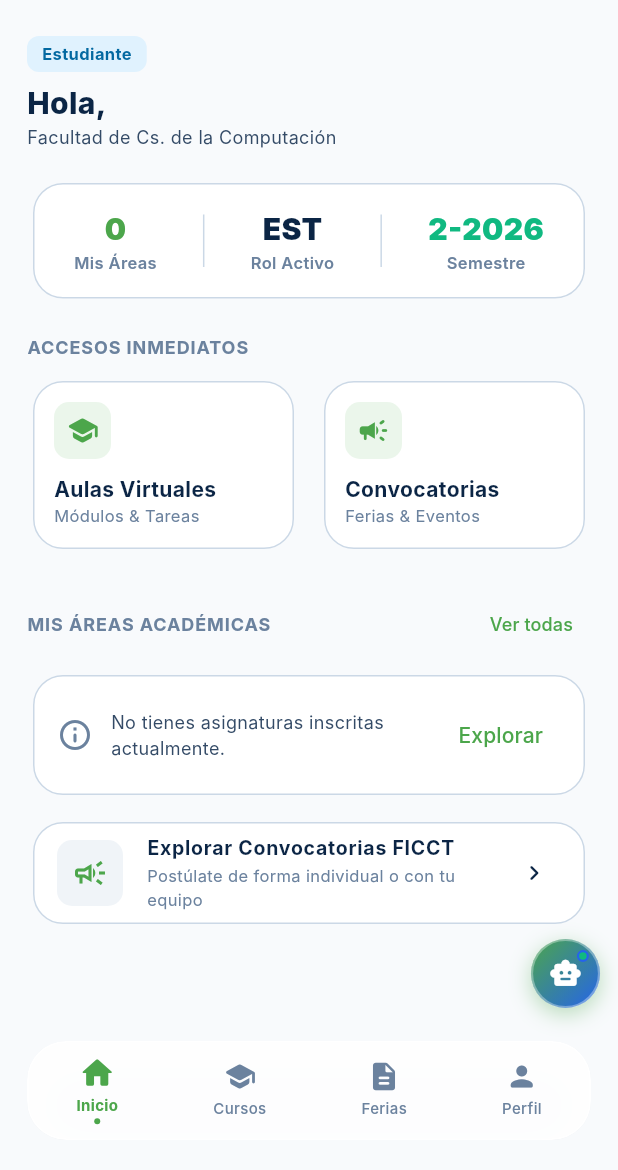
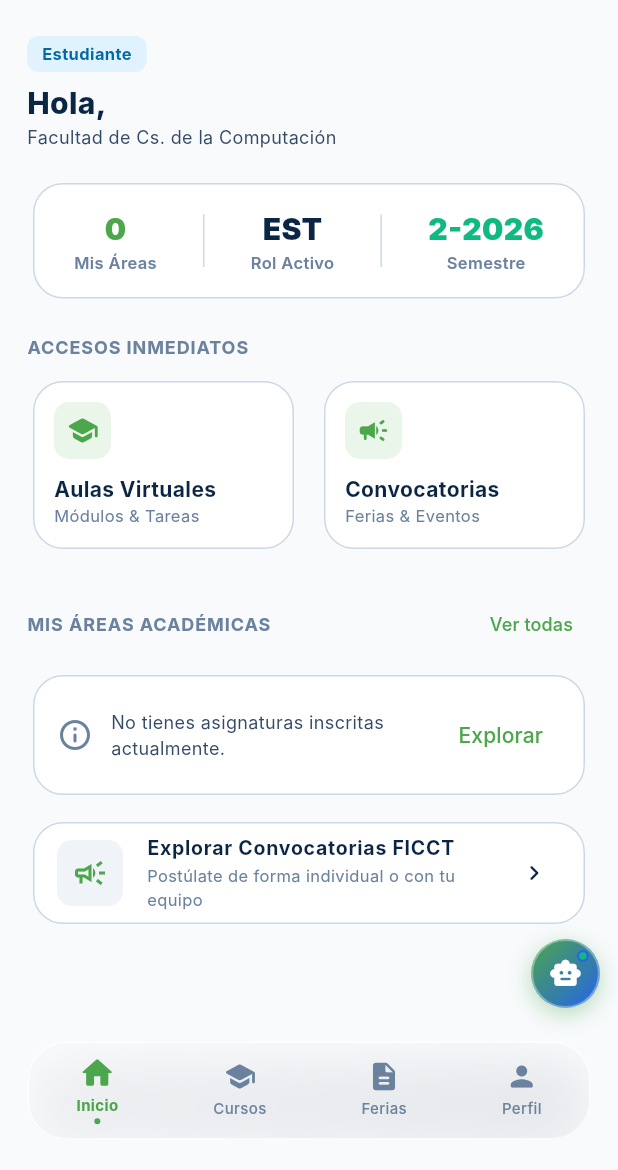
Before and after one commit to Dxnxxl369/InvestigacionFicct, a Flutter app: the screen it shows after launch, after a tap on "Iniciar Sesión", on a phone screen of 412 x 824 dp, the part 66-1236 px from its top. Run offline on Flutter 3.47's test engine with Material 3 defaults, Android fonts, the phone set to English and light mode, and no system bars; our stand-ins replace file_picker, firebase_core, firebase_messaging, flutter_local_notifications, share_plus, shared_preferences and 1 more; missing offline and left inert: flutter_pdfview; accounts and stored records are empty; network calls fail; Roboto replaces fonts that are missing (Inter).

Commit message:
fix(mobile): make LiquidNavbar truly translucent glass and fix bubble expand transition

```diff
--- a/mobile/lib/widgets/copiloto_bubble_overlay.dart
+++ b/mobile/lib/widgets/copiloto_bubble_overlay.dart
@@ -102,8 +102,9 @@ class _CopilotoBubbleOverlayState extends State<CopilotoBubbleOverlay>
 
     Navigator.of(context).push(
       PageRouteBuilder(
-        transitionDuration: const Duration(milliseconds: 300),
-        reverseTransitionDuration: const Duration(milliseconds: 240),
+        opaque: false,
+        transitionDuration: const Duration(milliseconds: 280),
+        reverseTransitionDuration: const Duration(milliseconds: 220),
         pageBuilder: (_, __, ___) => CopilotoFullscreenScreen(
           userRole: widget.userRole,
           userName: widget.userName,
@@ -120,7 +121,7 @@ class _CopilotoBubbleOverlayState extends State<CopilotoBubbleOverlay>
           return FadeTransition(
             opacity: curved,
             child: ScaleTransition(
-              scale: Tween<double>(begin: 0.12, end: 1.0).animate(curved),
+              scale: Tween<double>(begin: 0.22, end: 1.0).animate(curved),
               alignment: originAlignment,
               child: child,
             ),
--- a/mobile/lib/widgets/liquid_navbar.dart
+++ b/mobile/lib/widgets/liquid_navbar.dart
@@ -28,19 +28,29 @@ class LiquidNavbar extends StatelessWidget {
       child: ClipRRect(
         borderRadius: BorderRadius.circular(26),
         child: BackdropFilter(
-          filter: ImageFilter.blur(sigmaX: 8, sigmaY: 8),
+          filter: ImageFilter.blur(sigmaX: 20, sigmaY: 20),
           child: Container(
             height: 66,
             decoration: BoxDecoration(
-              color: isDark
-                  ? const Color(0xEB131B2E)
-                  : const Color(0xF0FFFFFF),
+              gradient: LinearGradient(
+                begin: Alignment.topLeft,
+                end: Alignment.bottomRight,
+                colors: isDark
+                    ? [
+                        const Color(0xFF131B2E).withValues(alpha: 0.52),
+                        const Color(0xFF0F172A).withValues(alpha: 0.34),
+                      ]
+                    : [
+                        Colors.white.withValues(alpha: 0.48),
+                        Colors.white.withValues(alpha: 0.26),
+                      ],
+              ),
               borderRadius: BorderRadius.circular(26),
               border: Border.all(
                 color: isDark
-                    ? Colors.white.withValues(alpha: 0.12)
-                    : Colors.white.withValues(alpha: 0.65),
-                width: 1.2,
+                    ? Colors.white.withValues(alpha: 0.22)
+                    : Colors.white.withValues(alpha: 0.75),
+                width: 1.3,
               ),
               boxShadow: [
                 BoxShadow(
```
